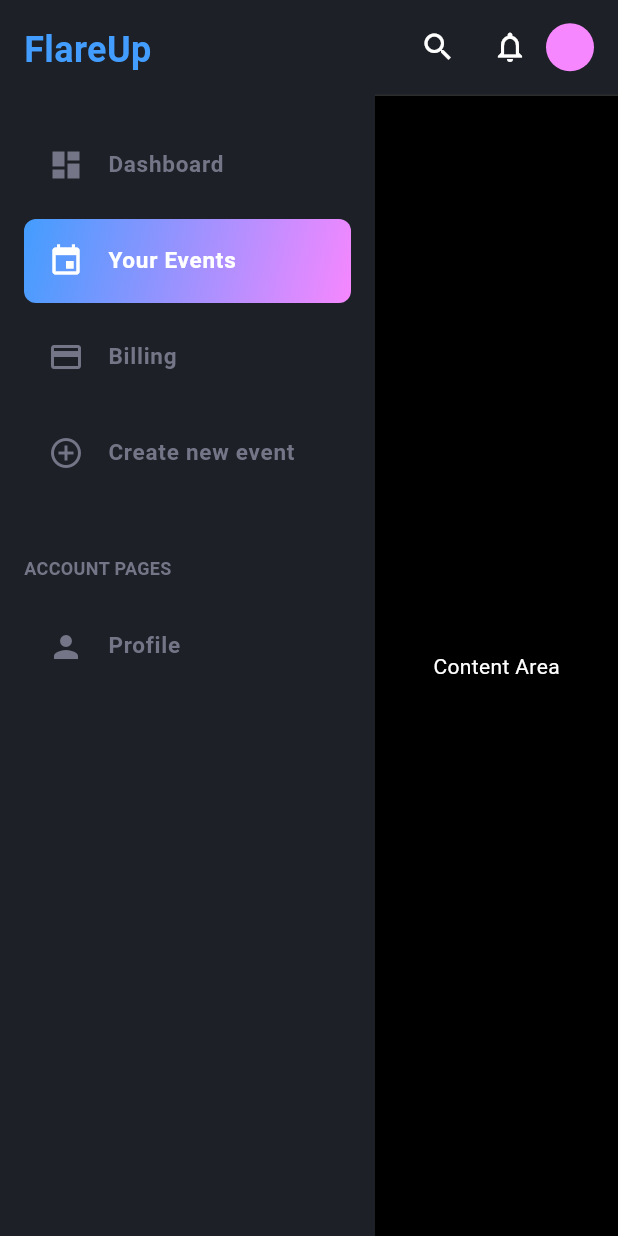
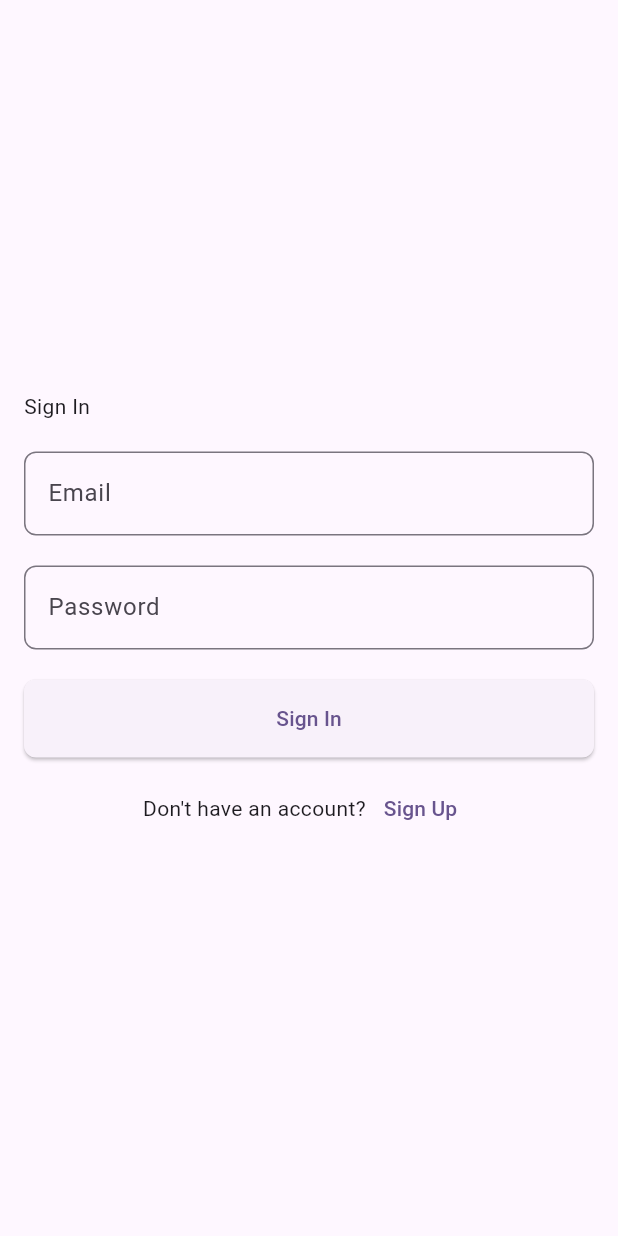
Before and after one commit to Ajaymanikandan0x/flare_up_addmin, a Flutter app: the screen it shows after launch, on a phone screen of 412 x 824 dp. Run offline on Flutter 3.47's test engine with Material 3 defaults, Android fonts, the light colour scheme and no system bars; our stand-ins replace google_fonts, loading_animation_widget.

Commit message:
login page created

```diff
--- a/lib/core/navigation/routes/routs.dart
+++ b/lib/core/navigation/routes/routs.dart
@@ -1,14 +1,13 @@
+import 'package:flare_up_admin/features/dashboard/presentation/pages/signin_screen.dart';
 import 'package:flutter/material.dart';
 
 import '../../../features/dashboard/presentation/pages/home.dart';
 import '../../../features/dashboard/presentation/pages/logo.dart';
 
-
-
 class AppRouts {
   static const logo = '/';
+  static const signIn = '/signIn';
   static const hostHome = '/home';
-  static const signIn = '/signIn';
   static const signUp = '/signUp';
   static const hostProfile = '/profile';
   static const otpScreen = '/otpScreen';
@@ -21,6 +20,7 @@ class AppRouts {
 
   static final Map<String, Widget Function(BuildContext)> routs = {
     logo: (context) => const Logo(),
+    signIn: (context) =>  SigninScreen(),
     hostHome: (context) => const AdminHomePage(),
   };
 
--- a/lib/features/dashboard/presentation/pages/logo.dart
+++ b/lib/features/dashboard/presentation/pages/logo.dart
@@ -20,7 +20,7 @@ class _LogoState extends State<Logo> {
     super.initState();
 
     Timer(const Duration(seconds: 5),
-        () => Navigator.pushNamed((context), AppRouts.hostHome));
+        () => Navigator.pushNamed((context), AppRouts.signIn));
   }
 
   @override
--- /dev/null
+++ b/lib/features/dashboard/presentation/pages/signin_screen.dart
@@ -0,0 +1,76 @@
+import 'package:flutter/material.dart';
+
+class SigninScreen extends StatelessWidget {
+  const SigninScreen({super.key});
+
+  @override
+  Widget build(BuildContext context) {
+    return Scaffold(
+      body: Center(
+        child: Padding(
+          padding: const EdgeInsets.all(16.0),
+          child: ConstrainedBox(
+            constraints: BoxConstraints(maxWidth: 400),
+            child: Column(
+              mainAxisSize: MainAxisSize.min,
+              crossAxisAlignment: CrossAxisAlignment.start,
+              children: [
+                Text(
+                  'Sign In',
+                ),
+                const SizedBox(height: 20),
+                TextField(
+                  decoration: InputDecoration(
+                    labelText: 'Email',
+                    border: OutlineInputBorder(
+                      borderRadius: BorderRadius.circular(8),
+                    ),
+                  ),
+                ),
+                const SizedBox(height: 20),
+                TextField(
+                  obscureText: true,
+                  decoration: InputDecoration(
+                    labelText: 'Password',
+                    border: OutlineInputBorder(
+                      borderRadius: BorderRadius.circular(8),
+                    ),
+                  ),
+                ),
+                const SizedBox(height: 20),
+                SizedBox(
+                  width: double.infinity,
+                  child: ElevatedButton(
+                    onPressed: () {
+                      // Add sign-in logic here
+                    },
+                    style: ElevatedButton.styleFrom(
+                      padding: const EdgeInsets.symmetric(vertical: 16),
+                      shape: RoundedRectangleBorder(
+                        borderRadius: BorderRadius.circular(8),
+                      ),
+                    ),
+                    child: const Text('Sign In'),
+                  ),
+                ),
+                const SizedBox(height: 10),
+                Row(
+                  mainAxisAlignment: MainAxisAlignment.center,
+                  children: [
+                    const Text("Don't have an account?"),
+                    TextButton(
+                      onPressed: () {
+                        // Add navigation to sign-up screen here
+                      },
+                      child: const Text('Sign Up'),
+                    ),
+                  ],
+                ),
+              ],
+            ),
+          ),
+        ),
+      ),
+    );
+  }
+}
--- a/pubspec.yaml
+++ b/pubspec.yaml
@@ -36,6 +36,7 @@ dependencies:
   # Use with the CupertinoIcons class for iOS style icons.
   cupertino_icons: ^1.0.8
   google_fonts: ^6.2.1
+  loading_animation_widget: ^1.3.0
 
 dev_dependencies:
   flutter_test:
```
Also changed, not shown: lib/core/utils/responsive.dart (added, +40 -0 lines), lib/core/utils/validation.dart (added, +92 -0 lines), lib/core/widgets/password_field.dart (added, +90 -0 lines), lib/core/widgets/primary_button.dart (added, +93 -0 lines), pubspec.lock.
